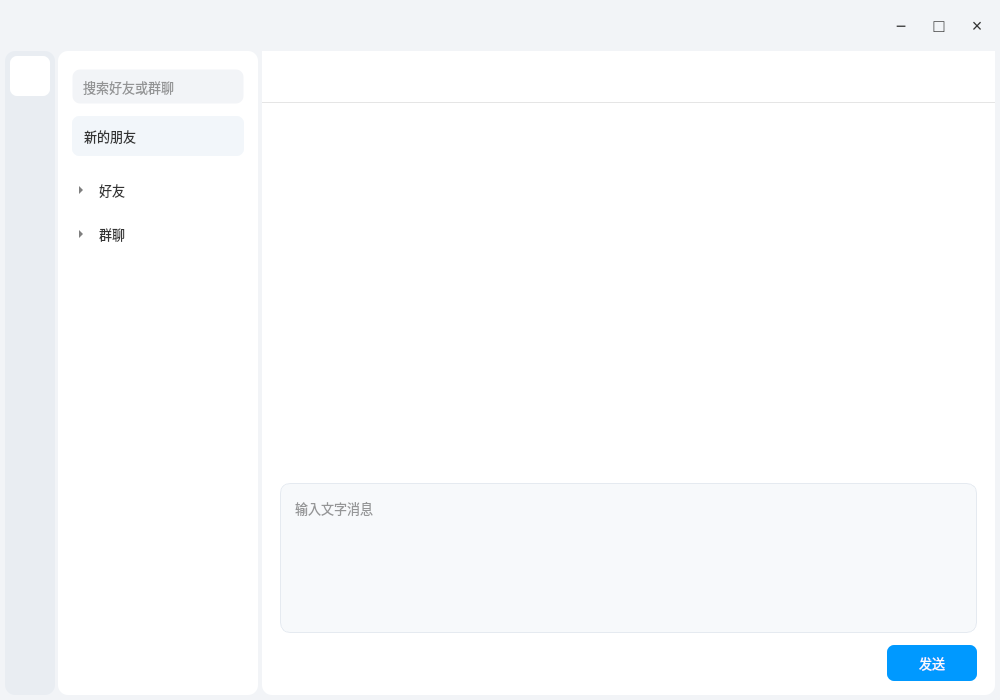
Qoopao/IM-Client, file src/ui/mainIM.ui: the form before one commit.
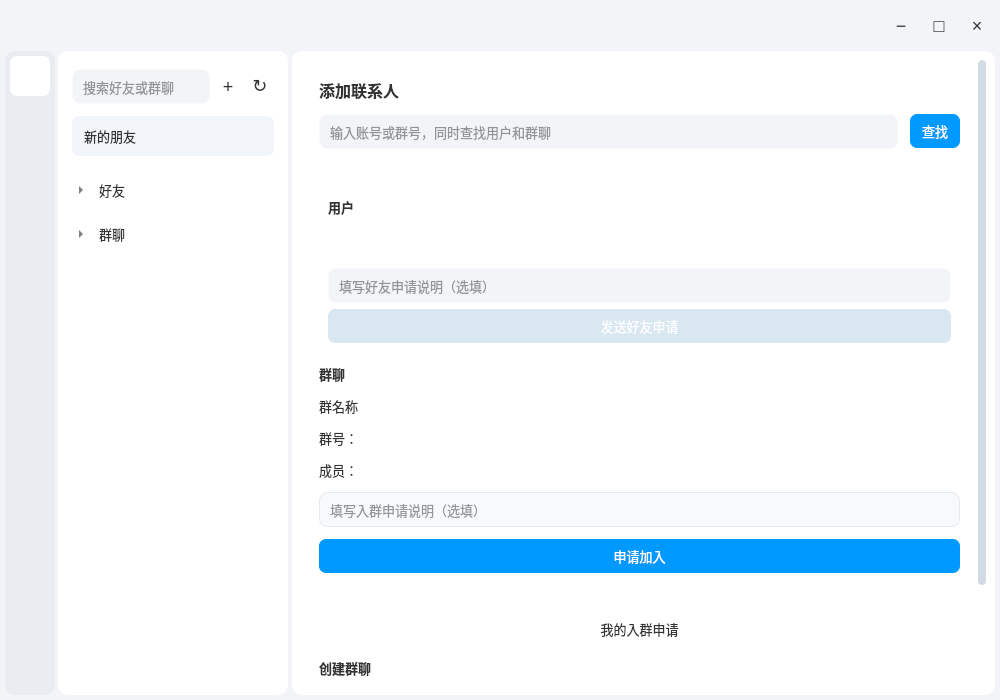
The form after the commit. Icons and pictures are not drawn.

The edit to the form file:
```diff
--- a/src/ui/mainIM.ui
+++ b/src/ui/mainIM.ui
@@ -24,7 +24,12 @@
 QWidget { font-family: &quot;Microsoft YaHei&quot;; font-size: 13px; color: #333333; }
 QWidget#headerWidget { background: #f2f4f7; }
 QWidget#navigationWidget { background: #e9edf2; border-radius: 10px; }
-QWidget#conversationPanel, QWidget#chatWidget, QWidget#contactsPanel, QWidget#contactInfoWidget, QWidget#friendRequestsPage { background: #ffffff; border-radius: 10px; }
+QWidget#conversationPanel, QWidget#chatWidget, QWidget#contactsPanel, QWidget#contactInfoWidget, QWidget#friendRequestsPage, QWidget#addFriendPage, QWidget#addContactContent { background: #ffffff; border-radius: 10px; }
+QScrollArea#addContactScrollArea { background: white; border: none; }
+QPushButton#createGroupButton, QPushButton#groupSearchActionButton { background: #0099FF; color: white; }
+QPushButton#createGroupButton:disabled, QPushButton#groupSearchActionButton:disabled { background: #d9e7f1; }
+QLineEdit#createGroupNameEdit, QLineEdit#groupApplicationMessageEdit { background: #f7f9fb; border: 1px solid #e5eaf0; border-radius: 8px; padding: 8px; }
+QLabel#userSearchSectionTitle, QLabel#groupSearchSectionTitle, QLabel#createGroupTitle { font-weight: bold; }
 QLabel { background: transparent; }
 QLabel#brandLabel { font-size: 16px; font-weight: bold; }
 QLabel#statusLabel { color: #808080; font-size: 12px; }
@@ -34,16 +39,16 @@
 QPushButton:hover { background: #e5eaf0; }
 QPushButton#conversationButton, QPushButton#contactsButton { color: #808080; padding: 12px 4px; }
 QPushButton#conversationButton:checked, QPushButton#contactsButton:checked { color: #0099FF; background: #ffffff; font-weight: bold; }
-QPushButton#openChatButton, QPushButton#sendButton { background: #0099FF; color: #FCFCFC; }
-QPushButton#openChatButton:hover, QPushButton#sendButton:hover { background: #008DE8; }
-QPushButton#openChatButton:pressed, QPushButton#sendButton:pressed { background: #007bc9; }
+QPushButton#sendButton { background: #0099FF; color: #FCFCFC; }
+QPushButton#sendButton:hover { background: #008DE8; }
+QPushButton#sendButton:pressed { background: #007bc9; }
 QPushButton#sendButton:disabled { background: #d9e7f1; color: #ffffff; }
 QPushButton#minimizeButton, QPushButton#maximizeButton, QPushButton#shutdownButton { padding: 0; font-size: 18px; border-radius: 5px; }
 QPushButton#shutdownButton:hover { background: #ff4444; color: white; }
-QLineEdit#peerEdit, QLineEdit#contactsSearchEdit { background: #f2f4f7; border: 1px solid transparent; border-radius: 8px; padding: 8px; selection-background-color: #0099FF; }
-QLineEdit#peerEdit:focus, QLineEdit#contactsSearchEdit:focus { border: 1px solid #0099FF; }
+QLineEdit#conversationSearchEdit, QLineEdit#contactsSearchEdit { background: #f2f4f7; border: 1px solid transparent; border-radius: 8px; padding: 8px; selection-background-color: #0099FF; }
+QLineEdit#conversationSearchEdit:focus, QLineEdit#contactsSearchEdit:focus { border: 1px solid #0099FF; }
 QListWidget#conversationList { background: #ffffff; border: none; outline: none; }
-QListWidget#conversationList::item { padding: 12px 8px; margin: 3px 0; border-radius: 7px; }
+QListWidget#conversationList::item { padding: 0; margin: 0; border-radius: 7px; }
 QListWidget#conversationList::item:hover { background: #f2f6fa; }
 QListWidget#conversationList::item:selected { background: #e6f4ff; color: #008DE8; }
 QTextBrowser#historyBrowser { background: #ffffff; border: none; padding: 8px; selection-background-color: #0099FF; }
@@ -69,6 +74,12 @@
 QPushButton#friendRequestsButton:checked { background: #e6f4ff; color: #008DE8; }
 QLabel#friendRequestsEmptyLabel { color: #808080; }
 QListWidget#friendRequestsList { background: white; border: none; }
+
+QPushButton#addFriendButton, QPushButton#refreshFriendsButton { padding: 0; font-size: 18px; }
+QPushButton#lookupUserButton, QPushButton#sendApplicationButton, QPushButton#acceptApplicationButton, QPushButton#messageFriendButton { background: #0099FF; color: white; }
+QPushButton#lookupUserButton:disabled, QPushButton#sendApplicationButton:disabled, QPushButton#acceptApplicationButton:disabled { background: #d9e7f1; }
+QLineEdit#friendAccountEdit, QLineEdit#applicationMessageEdit { background: #f2f4f7; border: 1px solid transparent; border-radius: 8px; padding: 8px; }
+QLabel#contactNameLabel, QLabel#addFriendTitle, QLabel#lookupUserNameLabel { font-size: 16px; font-weight: bold; }
 </string>
   </property>
   <layout class="QVBoxLayout" name="mainLayout" stretch="0,1">
@@ -367,7 +378,7 @@
          </property>
          <property name="minimumSize">
           <size>
-           <width>200</width>
+           <width>230</width>
            <height>0</height>
           </size>
          </property>
@@ -416,13 +427,78 @@
             <number>12</number>
            </property>
            <item>
-            <widget class="QLineEdit" name="contactsSearchEdit">
-             <property name="placeholderText">
-              <string>搜索好友或群聊</string>
-             </property>
-             <property name="clearButtonEnabled">
-              <bool>true</bool>
-             </property>
+            <widget class="QWidget" name="contactsSearchWidget" native="true">
+             <layout class="QHBoxLayout" name="contactsSearchLayout" stretch="1,0,0">
+              <property name="spacing">
+               <number>4</number>
+              </property>
+              <property name="leftMargin">
+               <number>0</number>
+              </property>
+              <property name="topMargin">
+               <number>0</number>
+              </property>
+              <property name="rightMargin">
+               <number>0</number>
+              </property>
+              <property name="bottomMargin">
+               <number>0</number>
+              </property>
+              <item>
+               <widget class="QLineEdit" name="contactsSearchEdit">
+                <property name="placeholderText">
+                 <string>搜索好友或群聊</string>
+                </property>
+                <property name="clearButtonEnabled">
+                 <bool>true</bool>
+                </property>
+               </widget>
+              </item>
+              <item>
+               <widget class="QPushButton" name="addFriendButton">
+                <property name="minimumSize">
+                 <size>
+                  <width>28</width>
+                  <height>34</height>
+                 </size>
+                </property>
+                <property name="maximumSize">
+                 <size>
+                  <width>28</width>
+                  <height>34</height>
+                 </size>
+                </property>
+                <property name="toolTip">
+                 <string>添加联系人 / 创建群聊</string>
+                </property>
+                <property name="text">
+                 <string>+</string>
+                </property>
+               </widget>
+              </item>
+              <item>
+               <widget class="QPushButton" name="refreshFriendsButton">
+                <property name="minimumSize">
+                 <size>
+                  <width>28</width>
+                  <height>34</height>
+                 </size>
+                </property>
+                <property name="maximumSize">
+                 <size>
+                  <width>28</width>
+                  <height>34</height>
+                 </size>
+                </property>
+                <property name="toolTip">
+                 <string>刷新好友和申请</string>
+                </property>
+                <property name="text">
+                 <string>↻</string>
+                </property>
+               </widget>
+              </item>
+             </layout>
             </widget>
            </item>
            <item>
@@ -571,7 +647,7 @@
           </sizepolicy>
          </property>
          <property name="currentIndex">
-          <number>1</number>
+          <number>4</number>
          </property>
          <widget class="QWidget" name="emptyChatWidget">
           <property name="styleSheet">
@@ -800,6 +876,308 @@
            <item>
             <widget class="QListWidget" name="friendRequestsList"/>
            </item>
+           <item>
+            <widget class="QWidget" name="applicationActionsWidget" native="true">
+             <layout class="QVBoxLayout" name="applicationActionsLayout">
+              <item>
+               <widget class="QLabel" name="applicationDetailsLabel">
+                <property name="text">
+                 <string/>
+                </property>
+                <property name="textFormat">
+                 <enum>Qt::TextFormat::PlainText</enum>
+                </property>
+                <property name="wordWrap">
+                 <bool>true</bool>
+                </property>
+               </widget>
+              </item>
+              <item>
+               <layout class="QHBoxLayout" name="applicationButtonsLayout">
+                <item>
+                 <widget class="QPushButton" name="acceptApplicationButton">
+                  <property name="text">
+                   <string>接受</string>
+                  </property>
+                 </widget>
+                </item>
+                <item>
+                 <widget class="QPushButton" name="rejectApplicationButton">
+                  <property name="text">
+                   <string>拒绝</string>
+                  </property>
+                 </widget>
+                </item>
+               </layout>
+              </item>
+             </layout>
+            </widget>
+           </item>
+          </layout>
+         </widget>
+         <widget class="QWidget" name="addFriendPage">
+          <layout class="QVBoxLayout" name="addContactPageLayout">
+           <item>
+            <widget class="QScrollArea" name="addContactScrollArea">
+             <property name="frameShape">
+              <enum>QFrame::Shape::NoFrame</enum>
+             </property>
+             <property name="widgetResizable">
+              <bool>true</bool>
+             </property>
+             <widget class="QWidget" name="addContactContent">
+              <property name="geometry">
+               <rect>
+                <x>0</x>
+                <y>0</y>
+                <width>677</width>
+                <height>713</height>
+               </rect>
+              </property>
+              <layout class="QVBoxLayout" name="addFriendLayout">
+               <property name="spacing">
+                <number>12</number>
+               </property>
+               <property name="leftMargin">
+                <number>18</number>
+               </property>
+               <property name="topMargin">
+                <number>18</number>
+               </property>
+               <property name="rightMargin">
+                <number>18</number>
+               </property>
+               <property name="bottomMargin">
+                <number>14</number>
+               </property>
+               <item>
+                <widget class="QLabel" name="addFriendTitle">
+                 <property name="text">
+                  <string>添加联系人</string>
+                 </property>
+                </widget>
+               </item>
+               <item>
+                <layout class="QHBoxLayout" name="lookupUserLayout">
+                 <item>
+                  <widget class="QLineEdit" name="friendAccountEdit">
+                   <property name="maxLength">
+                    <number>10</number>
+                   </property>
+                   <property name="placeholderText">
+                    <string>输入账号或群号，同时查找用户和群聊</string>
+                   </property>
+                  </widget>
+                 </item>
+                 <item>
+                  <widget class="QPushButton" name="lookupUserButton">
+                   <property name="text">
+                    <string>查找</string>
+                   </property>
+                  </widget>
+                 </item>
+                </layout>
+               </item>
+               <item>
+                <widget class="QLabel" name="friendResultLabel">
+                 <property name="text">
+                  <string/>
+                 </property>
+                 <property name="textFormat">
+                  <enum>Qt::TextFormat::PlainText</enum>
+                 </property>
+                </widget>
+               </item>
+               <item>
+                <widget class="QWidget" name="lookupDetailsWidget" native="true">
+                 <layout class="QVBoxLayout" name="lookupDetailsLayout">
+                  <item>
+                   <widget class="QLabel" name="userSearchSectionTitle">
+                    <property name="text">
+                     <string>用户</string>
+                    </property>
+                   </widget>
+                  </item>
+                  <item>
+                   <widget class="QLabel" name="lookupUserNameLabel">
+                    <property name="text">
+                     <string/>
+                    </property>
+                    <property name="textFormat">
+                     <enum>Qt::TextFormat::PlainText</enum>
+                    </property>
+                   </widget>
+                  </item>
+                  <item>
+                   <widget class="QLabel" name="lookupUserAccountLabel">
+                    <property name="text">
+                     <string/>
+                    </property>
+                   </widget>
+                  </item>
+                  <item>
+                   <widget class="QLineEdit" name="applicationMessageEdit">
+                    <property name="maxLength">
+                     <number>128</number>
+                    </property>
+                    <property name="placeholderText">
+                     <string>填写好友申请说明（选填）</string>
+                    </property>
+                   </widget>
+                  </item>
+                  <item>
+                   <widget class="QPushButton" name="sendApplicationButton">
+                    <property name="enabled">
+                     <bool>false</bool>
+                    </property>
+                    <property name="text">
+                     <string>发送好友申请</string>
+                    </property>
+                   </widget>
+                  </item>
+                 </layout>
+                </widget>
+               </item>
+               <item>
+                <layout class="QVBoxLayout" name="groupSearchResultLayout">
+                 <item>
+                  <widget class="QLabel" name="groupSearchSectionTitle">
+                   <property name="text">
+                    <string>群聊</string>
+                   </property>
+                   <property name="wordWrap">
+                    <bool>true</bool>
+                   </property>
+                  </widget>
+                 </item>
+                 <item>
+                  <widget class="QLabel" name="searchGroupNameLabel">
+                   <property name="text">
+                    <string>群名称</string>
+                   </property>
+                   <property name="wordWrap">
+                    <bool>true</bool>
+                   </property>
+                  </widget>
+                 </item>
+                 <item>
+                  <widget class="QLabel" name="searchGroupNumberLabel">
+                   <property name="text">
+                    <string>群号：</string>
+                   </property>
+                   <property name="wordWrap">
+                    <bool>true</bool>
+                   </property>
+                  </widget>
+                 </item>
+                 <item>
+                  <widget class="QLabel" name="searchGroupMembersLabel">
+                   <property name="text">
+                    <string>成员：</string>
+                   </property>
+                   <property name="wordWrap">
+                    <bool>true</bool>
+                   </property>
+                  </widget>
+                 </item>
+                 <item>
+                  <widget class="QLineEdit" name="groupApplicationMessageEdit">
+                   <property name="maxLength">
+                    <number>128</number>
+                   </property>
+                   <property name="placeholderText">
+                    <string>填写入群申请说明（选填）</string>
+                   </property>
+                  </widget>
+                 </item>
+                 <item>
+                  <widget class="QPushButton" name="groupSearchActionButton">
+                   <property name="text">
+                    <string>申请加入</string>
+                   </property>
+                  </widget>
+                 </item>
+                </layout>
+               </item>
+               <item>
+                <widget class="QLabel" name="groupSearchStatusLabel">
+                 <property name="text">
+                  <string/>
+                 </property>
+                 <property name="wordWrap">
+                  <bool>true</bool>
+                 </property>
+                </widget>
+               </item>
+               <item>
+                <widget class="QPushButton" name="myGroupApplicationsButton">
+                 <property name="text">
+                  <string>我的入群申请</string>
+                 </property>
+                </widget>
+               </item>
+               <item>
+                <layout class="QVBoxLayout" name="createGroupLayout">
+                 <item>
+                  <widget class="QLabel" name="createGroupTitle">
+                   <property name="text">
+                    <string>创建群聊</string>
+                   </property>
+                   <property name="wordWrap">
+                    <bool>true</bool>
+                   </property>
+                  </widget>
+                 </item>
+                 <item>
+                  <layout class="QHBoxLayout" name="createGroupNameLayout">
+                   <item>
+                    <widget class="QLineEdit" name="createGroupNameEdit">
+                     <property name="maxLength">
+                      <number>128</number>
+                     </property>
+                     <property name="placeholderText">
+                      <string>填写群名称</string>
+                     </property>
+                    </widget>
+                   </item>
+                   <item>
+                    <widget class="QPushButton" name="createGroupButton">
+                     <property name="text">
+                      <string>创建</string>
+                     </property>
+                    </widget>
+                   </item>
+                  </layout>
+                 </item>
+                 <item>
+                  <widget class="QLabel" name="createGroupStatusLabel">
+                   <property name="text">
+                    <string/>
+                   </property>
+                   <property name="wordWrap">
+                    <bool>true</bool>
+                   </property>
+                  </widget>
+                 </item>
+                </layout>
+               </item>
+               <item>
+                <spacer name="addFriendSpacer">
+                 <property name="orientation">
+                  <enum>Qt::Orientation::Vertical</enum>
+                 </property>
+                 <property name="sizeHint" stdset="0">
+                  <size>
+                   <width>20</width>
+                   <height>40</height>
+                  </size>
+                 </property>
+                </spacer>
+               </item>
+              </layout>
+             </widget>
+            </widget>
+           </item>
           </layout>
          </widget>
         </widget>
```
Left out of the diff: 95 changed lines with no effect on the pictures.
